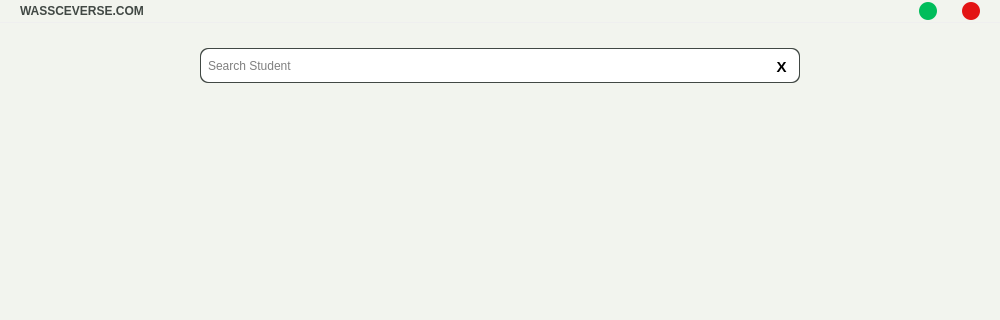
Qt form UIs/ui_main.ui (Asiedu13/wassceverse-grandpa) before a commit; both pictures show x 0 to 1000 and y 0 to 320 of the 1000 by 790 pixel window.
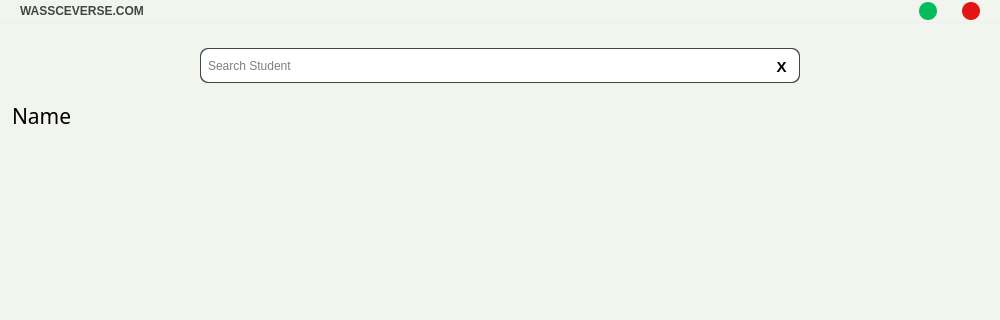
The same form after that commit. The open tabs and pages were chosen to show the change. Custom widgets are drawn as their Qt base class.

Diff of the .ui file:
```diff
--- a/UIs/ui_main.ui
+++ b/UIs/ui_main.ui
@@ -3745,47 +3745,21 @@
           </property>
           <layout class="QVBoxLayout" name="verticalLayout_39">
            <item>
-            <widget class="QScrollArea" name="scrollArea">
+            <widget class="QListWidget" name="listWidget">
+             <property name="font">
+              <font>
+               <family>JetBrains Mono NL SemiBold</family>
+               <pointsize>16</pointsize>
+              </font>
+             </property>
              <property name="horizontalScrollBarPolicy">
-              <enum>Qt::ScrollBarAsNeeded</enum>
+              <enum>Qt::ScrollBarAlwaysOff</enum>
              </property>
-             <property name="widgetResizable">
-              <bool>true</bool>
-             </property>
-             <widget class="QWidget" name="scrollAreaWidgetContents">
-              <property name="geometry">
-               <rect>
-                <x>0</x>
-                <y>0</y>
-                <width>982</width>
-                <height>680</height>
-               </rect>
+             <item>
+              <property name="text">
+               <string>Name</string>
               </property>
-              <layout class="QVBoxLayout" name="verticalLayout_40">
-               <item alignment="Qt::AlignTop">
-                <widget class="QFrame" name="frame_59">
-                 <property name="minimumSize">
-                  <size>
-                   <width>0</width>
-                   <height>90</height>
-                  </size>
-                 </property>
-                 <property name="maximumSize">
-                  <size>
-                   <width>16777215</width>
-                   <height>90</height>
-                  </size>
-                 </property>
-                 <property name="frameShape">
-                  <enum>QFrame::StyledPanel</enum>
-                 </property>
-                 <property name="frameShadow">
-                  <enum>QFrame::Raised</enum>
-                 </property>
-                </widget>
-               </item>
-              </layout>
-             </widget>
+             </item>
             </widget>
            </item>
           </layout>
```
Left out of the diff: 8 changed lines with no effect on the pictures.
